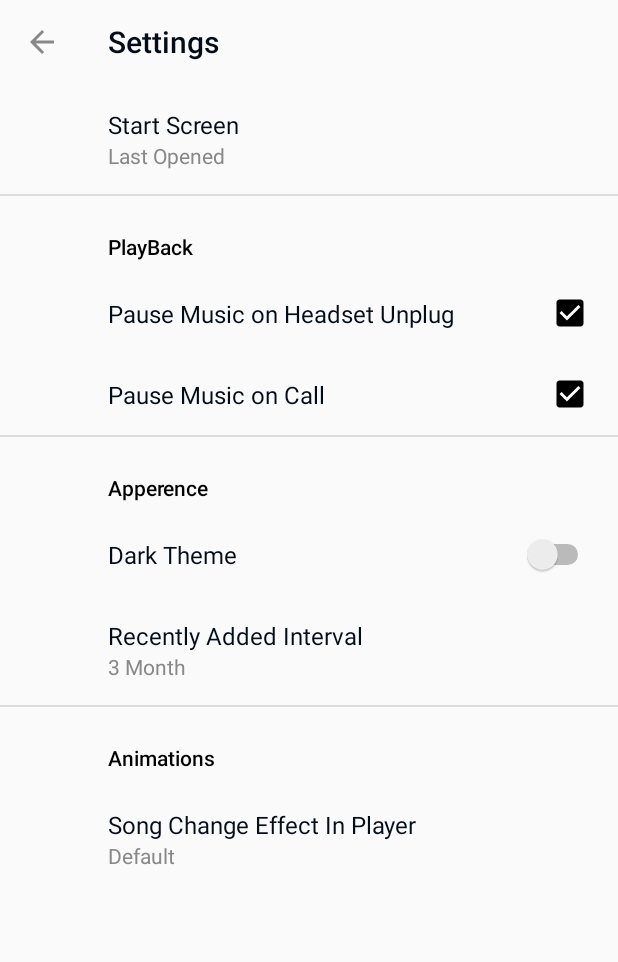
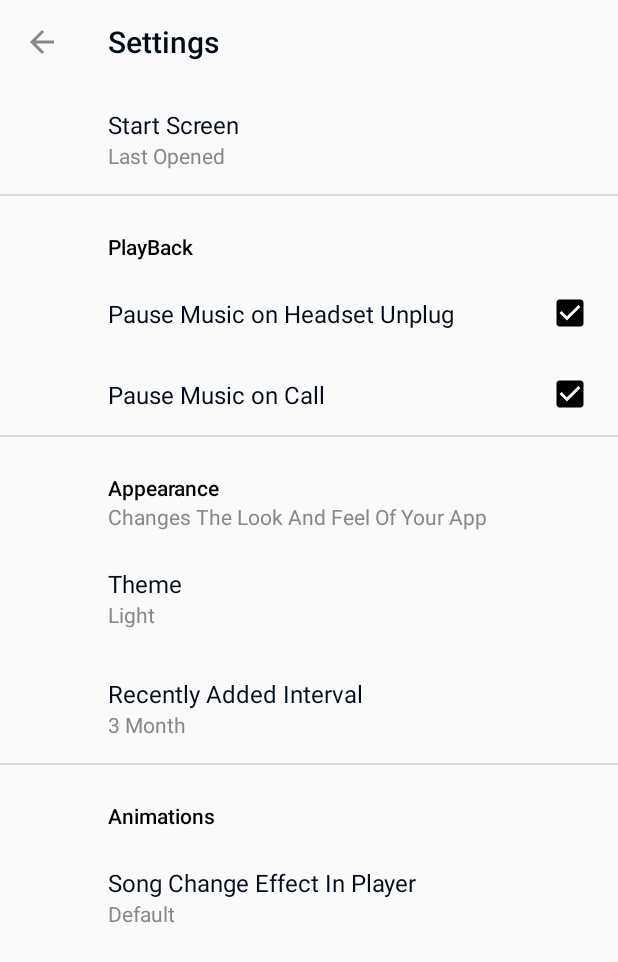
Before and after one commit to kunal52/XBeatPlayer, an Android app: the SettingActivity screen opened directly, with no data from a screen before it, on a phone screen of 412 x 824 dp. Shown: the top 962 px of the screen. Run offline under Robolectric (Android 15) with nearby library versions, the phone set to English and light mode, and no system bars; our stand-ins replace androidx.preference; network calls fail.

Commit message:
Chocolate Theme Added

```diff
--- a/app/src/main/java/com/techweblearn/musicbeat/HomeActivity.java
+++ b/app/src/main/java/com/techweblearn/musicbeat/HomeActivity.java
@@ -374,7 +374,7 @@ public class HomeActivity extends AppCompatActivity implements View.OnClickListe
     protected void onActivityResult(int requestCode, int resultCode, Intent data) {
         if (requestCode == 20) {
             if (resultCode == RESULT_OK) {
-                if (data.getBooleanExtra("dark_theme", false) != isDarkTheme) {
+                if (data.getBooleanExtra("is_theme_change", false)) {
                     recreate();
                 }
             }
--- a/app/src/main/java/com/techweblearn/musicbeat/SettingActivity.java
+++ b/app/src/main/java/com/techweblearn/musicbeat/SettingActivity.java
@@ -1,6 +1,5 @@
 package com.techweblearn.musicbeat;
 
-import android.app.Activity;
 import android.content.Intent;
 import android.content.SharedPreferences;
 import android.os.Bundle;
@@ -23,6 +22,7 @@ import com.techweblearn.musicbeat.Utils.Util;
 public class SettingActivity extends AppCompatActivity {
 
 
+    static boolean  prevTheme=false;
     int prevRecentlyAddedInterval=0;
     int prevplayerLayoutViewPagerAnimationSelected=0;
     @Override
@@ -44,7 +44,12 @@ public class SettingActivity extends AppCompatActivity {
     public void onBackPressed() {
 
         Intent i = new Intent();
-        i.putExtra("dark_theme", PreferenceManager.getDefaultSharedPreferences(this).getBoolean("dark_theme",false));
+        if(prevTheme)
+        {
+            i.putExtra("is_theme_change",true );
+        }
+
+
         if(prevRecentlyAddedInterval!=Integer.parseInt(PreferenceManager.getDefaultSharedPreferences(this).getString("recently_added_interval","1")))
             i.putExtra("recently_added_interval",true);
         else  i.putExtra("recently_added_interval",false);
@@ -99,8 +104,9 @@ public class SettingActivity extends AppCompatActivity {
         @Override
         public void onSharedPreferenceChanged(SharedPreferences sharedPreferences, String key) {
 
-            if(key.equals("dark_theme"))
+            if(key.equals("theme"))
             {
+                prevTheme=true;
                 getActivity().recreate();
 
             }
--- a/app/src/main/java/com/techweblearn/musicbeat/Utils/Util.java
+++ b/app/src/main/java/com/techweblearn/musicbeat/Utils/Util.java
@@ -154,7 +154,7 @@ public class Util {
     public static int getTheme(Context context)
     {
 
-        switch (PreferenceManager.getDefaultSharedPreferences(context).getInt("theme",0))
+        switch (Integer.parseInt(PreferenceManager.getDefaultSharedPreferences(context).getString("theme","0")))
         {
             case 0:return R.style.AppTheme;
             case 1:return R.style.AppDarkTheme;
--- a/app/src/main/res/values/strings.xml
+++ b/app/src/main/res/values/strings.xml
@@ -406,4 +406,18 @@
         <item>0</item>
         <item>1</item>
     </string-array>
+
+
+    <string-array name="theme_entries">
+        <item>Light</item>
+        <item>Dark</item>
+        <item>Chocolate Brown</item>
+    </string-array>
+
+    <string-array name="theme_values">
+        <item>0</item>
+        <item>1</item>
+        <item>2</item>
+    </string-array>
+
 </resources>
--- a/app/src/main/res/xml/setting_preference.xml
+++ b/app/src/main/res/xml/setting_preference.xml
@@ -1,56 +1,62 @@
 <?xml version="1.0" encoding="utf-8"?>
 <PreferenceScreen xmlns:android="http://schemas.android.com/apk/res/android">
 
-    <ListPreference android:title="Start Screen"
-        android:key="start_screen"
+    <ListPreference
         android:defaultValue="2"
         android:entries="@array/start_screen_entries"
         android:entryValues="@array/start_screen_value"
-        android:summary="%s"/>
+        android:key="start_screen"
+        android:summary="%s"
+        android:title="Start Screen" />
 
-    <PreferenceCategory
-        android:title="PlayBack">
+    <PreferenceCategory android:title="PlayBack">
 
         <CheckBoxPreference
-            android:title="Pause Music on Headset Unplug"
+            android:defaultValue="true"
             android:key="pause_music_on_headset_unplug"
-            android:defaultValue="true"/>
+            android:title="Pause Music on Headset Unplug" />
 
-        <CheckBoxPreference android:title="Pause Music on Call"
+        <CheckBoxPreference
+            android:defaultValue="true"
             android:key="pause_music_on_call"
-            android:defaultValue="true"/>
+            android:title="Pause Music on Call" />
 
     </PreferenceCategory>
-    <PreferenceCategory android:title="Apperence">
+    <PreferenceCategory
+        android:summary="Changes The Look And Feel Of Your App"
+        android:title="Appearance">
 
-        <SwitchPreference
-            android:defaultValue="false"
-            android:key="dark_theme"
-            android:title="Dark Theme" />
+        <ListPreference
+            android:defaultValue="0"
+            android:entries="@array/theme_entries"
+            android:entryValues="@array/theme_values"
+            android:key="theme"
+            android:summary="%s"
+            android:title="Theme" />
 
-
-        <ListPreference android:title="Recently Added Interval"
-            android:key="recently_added_interval"
+        <ListPreference
+            android:defaultValue="90"
             android:entries="@array/recently_added_entries"
             android:entryValues="@array/recently_added_value"
-            android:defaultValue="90"
-            android:summary="%s"/>
+            android:key="recently_added_interval"
+            android:summary="%s"
+            android:title="Recently Added Interval" />
 
     </PreferenceCategory>
 
     <PreferenceCategory android:title="Animations">
 
 
-        <ListPreference android:title="Song Change Effect In Player"
-            android:key="playerlayout_viewpager_transformation"
+        <ListPreference
+            android:defaultValue="0"
             android:entries="@array/playerlayout_viewpaer_transformation_entries"
             android:entryValues="@array/playerlayout_viewpaer_transformation_values"
-            android:defaultValue="0"
-            android:summary="%s"/>
+            android:key="playerlayout_viewpager_transformation"
+            android:summary="%s"
+            android:title="Song Change Effect In Player" />
 
 
     </PreferenceCategory>
 
 
-
 </PreferenceScreen>
```
